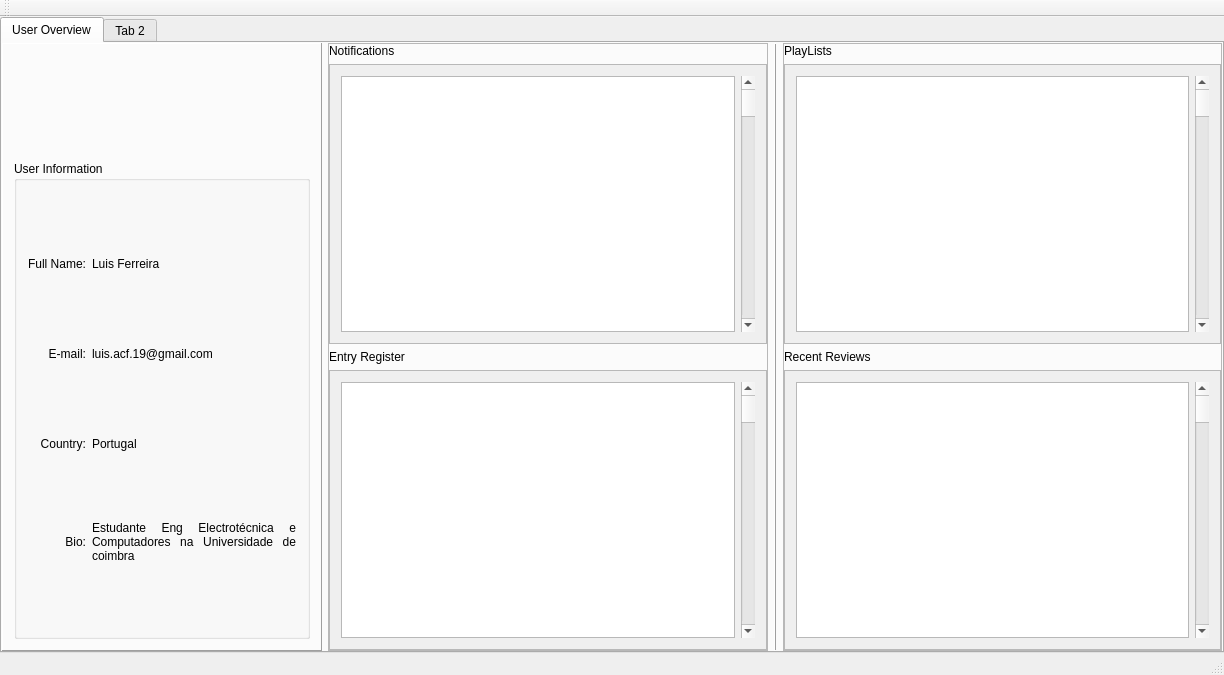
This is mainwindow.ui in LACF-MIEEC/BasesDados as Qt 5 draws it before an edit. The edited form follows.
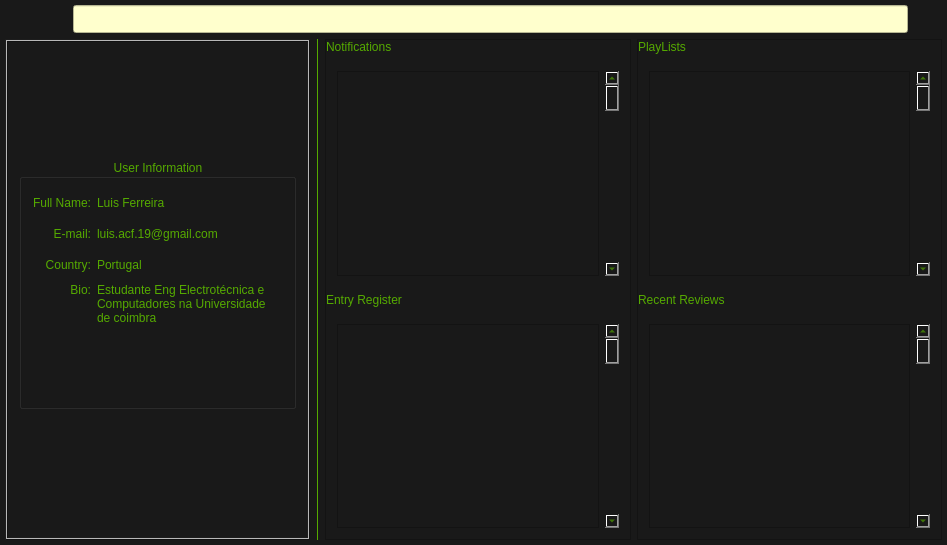
This is the edited form. Icons and pictures are not drawn.

What changed in the file:
```diff
--- a/mainwindow.ui
+++ b/mainwindow.ui
@@ -6,36 +6,170 @@
    <rect>
     <x>0</x>
     <y>0</y>
-    <width>1224</width>
-    <height>675</height>
+    <width>947</width>
+    <height>545</height>
    </rect>
   </property>
   <property name="windowTitle">
    <string>Music Database</string>
   </property>
+  <property name="styleSheet">
+   <string notr="true">*{
+	selection-background-color: rgb(255, 255, 255);
+	selection-color: rgb(0, 0, 0);
+
+	background-color: rgb(25, 25, 25);
+	alternate-background-color: rgb(0, 0, 0);
+
+	font: 10pt &quot;Century Gothic&quot; ;
+	color: rgb(85, 170, 0);
+
+	gridline-color: rgb(85, 170, 255);
+}
+QTextEdit{
+	background-color:rgb(255, 255, 205);
+	border-color: rgb(0, 170, 255);
+	color: rgb(0,0,0);
+}
+QLineEdit{
+	background-color:rgb(255, 255, 205);
+	border-color: rgb(0, 170, 255);
+	color: rgb(0,0,0);
+	
+	selection-color: rgb(255, 255, 255);
+	selection-background-color: rgb(85, 170, 255);
+}
+QToolButton{
+	border:none;
+}
+
+	
+</string>
+  </property>
   <widget class="QWidget" name="centralWidget">
    <layout class="QGridLayout" name="gridLayout">
     <property name="leftMargin">
-     <number>0</number>
+     <number>5</number>
     </property>
     <property name="topMargin">
-     <number>0</number>
+     <number>5</number>
     </property>
     <property name="rightMargin">
-     <number>0</number>
+     <number>5</number>
     </property>
     <property name="bottomMargin">
-     <number>0</number>
+     <number>5</number>
     </property>
-    <item row="0" column="0">
-     <widget class="QTabWidget" name="tabWidget">
-      <property name="currentIndex">
-       <number>0</number>
-      </property>
-      <widget class="QWidget" name="OverviewTab">
-       <attribute name="title">
-        <string>User Overview</string>
-       </attribute>
+    <item row="2" column="0">
+     <layout class="QHBoxLayout" name="horizontalLayout">
+      <item>
+       <widget class="QToolButton" name="toolButton">
+        <property name="sizePolicy">
+         <sizepolicy hsizetype="Minimum" vsizetype="Minimum">
+          <horstretch>0</horstretch>
+          <verstretch>0</verstretch>
+         </sizepolicy>
+        </property>
+        <property name="minimumSize">
+         <size>
+          <width>0</width>
+          <height>25</height>
+         </size>
+        </property>
+        <property name="text">
+         <string/>
+        </property>
+        <property name="icon">
+         <iconset resource="resources.qrc">
+          <normaloff>:/Icons/HomeWhite</normaloff>:/Icons/HomeWhite</iconset>
+        </property>
+        <property name="iconSize">
+         <size>
+          <width>25</width>
+          <height>25</height>
+         </size>
+        </property>
+       </widget>
+      </item>
+      <item>
+       <widget class="QToolButton" name="toolButton_2">
+        <property name="sizePolicy">
+         <sizepolicy hsizetype="Minimum" vsizetype="Minimum">
+          <horstretch>0</horstretch>
+          <verstretch>0</verstretch>
+         </sizepolicy>
+        </property>
+        <property name="minimumSize">
+         <size>
+          <width>0</width>
+          <height>25</height>
+         </size>
+        </property>
+        <property name="text">
+         <string/>
+        </property>
+        <property name="icon">
+         <iconset resource="resources.qrc">
+          <normaloff>:/Icons/Upload</normaloff>:/Icons/Upload</iconset>
+        </property>
+        <property name="iconSize">
+         <size>
+          <width>25</width>
+          <height>25</height>
+         </size>
+        </property>
+       </widget>
+      </item>
+      <item>
+       <widget class="QLineEdit" name="SearchBar">
+        <property name="sizePolicy">
+         <sizepolicy hsizetype="MinimumExpanding" vsizetype="Minimum">
+          <horstretch>0</horstretch>
+          <verstretch>0</verstretch>
+         </sizepolicy>
+        </property>
+        <property name="minimumSize">
+         <size>
+          <width>0</width>
+          <height>25</height>
+         </size>
+        </property>
+       </widget>
+      </item>
+      <item>
+       <widget class="QToolButton" name="toolButton">
+        <property name="sizePolicy">
+         <sizepolicy hsizetype="Minimum" vsizetype="Minimum">
+          <horstretch>0</horstretch>
+          <verstretch>0</verstretch>
+         </sizepolicy>
+        </property>
+        <property name="minimumSize">
+         <size>
+          <width>0</width>
+          <height>25</height>
+         </size>
+        </property>
+        <property name="text">
+         <string/>
+        </property>
+        <property name="icon">
+         <iconset resource="resources.qrc">
+          <normaloff>:/Icons/SearchWhite</normaloff>:/Icons/SearchWhite</iconset>
+        </property>
+        <property name="iconSize">
+         <size>
+          <width>25</width>
+          <height>25</height>
+         </size>
+        </property>
+       </widget>
+      </item>
+     </layout>
+    </item>
+    <item row="4" column="0">
+     <widget class="QStackedWidget" name="stackedWidget">
+      <widget class="QWidget" name="stackedWidgetPage1" native="true">
        <layout class="QGridLayout" name="gridLayout_2">
         <property name="leftMargin">
          <number>0</number>
@@ -49,10 +183,20 @@
         <property name="bottomMargin">
          <number>0</number>
         </property>
+        <item row="0" column="1">
+         <widget class="Line" name="line_2">
+          <property name="frameShadow">
+           <enum>QFrame::Plain</enum>
+          </property>
+          <property name="orientation">
+           <enum>Qt::Vertical</enum>
+          </property>
+         </widget>
+        </item>
         <item row="0" column="3">
          <widget class="QFrame" name="frame">
           <property name="sizePolicy">
-           <sizepolicy hsizetype="Expanding" vsizetype="Expanding">
+           <sizepolicy hsizetype="MinimumExpanding" vsizetype="Expanding">
             <horstretch>0</horstretch>
             <verstretch>0</verstretch>
            </sizepolicy>
@@ -93,6 +237,9 @@
              </item>
              <item>
               <widget class="QScrollArea" name="NotificationsScrol_2">
+               <property name="frameShape">
+                <enum>QFrame::NoFrame</enum>
+               </property>
                <property name="widgetResizable">
                 <bool>true</bool>
                </property>
@@ -101,8 +248,8 @@
                  <rect>
                   <x>0</x>
                   <y>0</y>
-                  <width>432</width>
-                  <height>283</height>
+                  <width>301</width>
+                  <height>223</height>
                  </rect>
                 </property>
                 <layout class="QGridLayout" name="gridLayout_8">
@@ -135,6 +282,9 @@
              </item>
              <item>
               <widget class="QScrollArea" name="RegisterScrol_2">
+               <property name="frameShape">
+                <enum>QFrame::NoFrame</enum>
+               </property>
                <property name="widgetResizable">
                 <bool>true</bool>
                </property>
@@ -143,8 +293,8 @@
                  <rect>
                   <x>0</x>
                   <y>0</y>
-                  <width>432</width>
-                  <height>282</height>
+                  <width>301</width>
+                  <height>223</height>
                  </rect>
                 </property>
                 <layout class="QGridLayout" name="gridLayout_9">
@@ -167,8 +317,14 @@
           </layout>
          </widget>
         </item>
-        <item row="0" column="1">
+        <item row="0" column="2">
          <widget class="QFrame" name="UpdatesFrame">
+          <property name="sizePolicy">
+           <sizepolicy hsizetype="MinimumExpanding" vsizetype="Preferred">
+            <horstretch>0</horstretch>
+            <verstretch>0</verstretch>
+           </sizepolicy>
+          </property>
           <property name="frameShape">
            <enum>QFrame::StyledPanel</enum>
           </property>
@@ -205,6 +361,9 @@
              </item>
              <item>
               <widget class="QScrollArea" name="NotificationsScrol">
+               <property name="frameShape">
+                <enum>QFrame::NoFrame</enum>
+               </property>
                <property name="widgetResizable">
                 <bool>true</bool>
                </property>
@@ -213,15 +372,12 @@
                  <rect>
                   <x>0</x>
                   <y>0</y>
-                  <width>433</width>
-                  <height>283</height>
+                  <width>302</width>
+                  <height>223</height>
                  </rect>
                 </property>
                 <layout class="QGridLayout" name="gridLayout_5">
-                 <item row="0" column="0">
-                  <widget class="QTableView" name="NotifTableView"/>
-                 </item>
-                 <item row="0" column="1">
+                 <item row="0" column="2">
                   <widget class="QScrollBar" name="verticalScrollBar">
                    <property name="tracking">
                     <bool>true</bool>
@@ -234,6 +390,9 @@
                    </property>
                   </widget>
                  </item>
+                 <item row="0" column="1">
+                  <widget class="QTableView" name="NotifTableView"/>
+                 </item>
                 </layout>
                </widget>
               </widget>
@@ -247,6 +406,12 @@
              </item>
              <item>
               <widget class="QScrollArea" name="RegisterScrol">
+               <property name="frameShape">
+                <enum>QFrame::NoFrame</enum>
+               </property>
+               <property name="frameShadow">
+                <enum>QFrame::Plain</enum>
+               </property>
                <property name="widgetResizable">
                 <bool>true</bool>
                </property>
@@ -255,8 +420,8 @@
                  <rect>
                   <x>0</x>
                   <y>0</y>
-                  <width>433</width>
-                  <height>282</height>
+                  <width>302</width>
+                  <height>223</height>
                  </rect>
                 </property>
                 <layout class="QGridLayout" name="gridLayout_6">
@@ -282,24 +447,73 @@
         <item row="0" column="0">
          <widget class="QFrame" name="UserFrame">
           <property name="sizePolicy">
-           <sizepolicy hsizetype="Expanding" vsizetype="Expanding">
+           <sizepolicy hsizetype="Minimum" vsizetype="Expanding">
             <horstretch>0</horstretch>
             <verstretch>0</verstretch>
            </sizepolicy>
           </property>
+          <property name="minimumSize">
+           <size>
+            <width>250</width>
+            <height>0</height>
+           </size>
+          </property>
           <property name="maximumSize">
            <size>
-            <width>320</width>
+            <width>16777215</width>
             <height>16777215</height>
            </size>
           </property>
+          <property name="layoutDirection">
+           <enum>Qt::LeftToRight</enum>
+          </property>
           <property name="frameShape">
-           <enum>QFrame::Panel</enum>
+           <enum>QFrame::Box</enum>
           </property>
           <property name="frameShadow">
            <enum>QFrame::Raised</enum>
           </property>
+          <property name="midLineWidth">
+           <number>1</number>
+          </property>
           <layout class="QGridLayout" name="gridLayout_4">
+           <item row="1" column="0" alignment="Qt::AlignHCenter">
+            <widget class="QLabel" name="UserPic">
+             <property name="sizePolicy">
+              <sizepolicy hsizetype="Maximum" vsizetype="Fixed">
+               <horstretch>0</horstretch>
+               <verstretch>0</verstretch>
+              </sizepolicy>
+             </property>
+             <property name="minimumSize">
+              <size>
+               <width>100</width>
+               <height>100</height>
+              </size>
+             </property>
+             <property name="maximumSize">
+              <size>
+               <width>190</width>
+               <height>190</height>
+              </size>
+             </property>
+             <property name="styleSheet">
+              <string notr="true"/>
+             </property>
+             <property name="text">
+              <string/>
+             </property>
+             <property name="pixmap">
+              <pixmap resource="resources.qrc">:/Icons/UserPic</pixmap>
+             </property>
+             <property name="scaledContents">
+              <bool>true</bool>
+             </property>
+             <property name="alignment">
+              <set>Qt::AlignCenter</set>
+             </property>
+            </widget>
+           </item>
            <item row="2" column="0">
             <widget class="QGroupBox" name="UserInfoBox">
              <property name="sizePolicy">
@@ -308,9 +522,18 @@
                <verstretch>0</verstretch>
               </sizepolicy>
              </property>
+             <property name="minimumSize">
+              <size>
+               <width>0</width>
+               <height>250</height>
+              </size>
+             </property>
              <property name="title">
               <string>User Information</string>
              </property>
+             <property name="alignment">
+              <set>Qt::AlignCenter</set>
+             </property>
              <layout class="QGridLayout" name="gridLayout_3">
               <item row="1" column="0">
                <widget class="QLabel" name="nameLabel">
@@ -447,7 +670,7 @@
               <item row="4" column="0">
                <widget class="QLabel" name="bioLabel">
                 <property name="sizePolicy">
-                 <sizepolicy hsizetype="Minimum" vsizetype="Fixed">
+                 <sizepolicy hsizetype="Minimum" vsizetype="Expanding">
                   <horstretch>0</horstretch>
                   <verstretch>0</verstretch>
                  </sizepolicy>
@@ -462,7 +685,7 @@
                  <string>Bio:</string>
                 </property>
                 <property name="alignment">
-                 <set>Qt::AlignRight|Qt::AlignTrailing|Qt::AlignVCenter</set>
+                 <set>Qt::AlignRight|Qt::AlignTop|Qt::AlignTrailing</set>
                 </property>
                </widget>
               </item>
@@ -490,86 +713,55 @@
                  <bool>false</bool>
                 </property>
                 <property name="alignment">
-                 <set>Qt::AlignJustify|Qt::AlignVCenter</set>
+                 <set>Qt::AlignLeading|Qt::AlignLeft|Qt::AlignTop</set>
                 </property>
                 <property name="wordWrap">
                  <bool>true</bool>
                 </property>
                </widget>
               </item>
+              <item row="5" column="1">
+               <spacer name="verticalSpacer">
+                <property name="orientation">
+                 <enum>Qt::Vertical</enum>
+                </property>
+                <property name="sizeType">
+                 <enum>QSizePolicy::Expanding</enum>
+                </property>
+                <property name="sizeHint" stdset="0">
+                 <size>
+                  <width>20</width>
+                  <height>40</height>
+                 </size>
+                </property>
+               </spacer>
+              </item>
              </layout>
             </widget>
            </item>
-           <item row="1" column="0">
-            <widget class="QLabel" name="UserPic">
-             <property name="sizePolicy">
-              <sizepolicy hsizetype="Maximum" vsizetype="Fixed">
-               <horstretch>0</horstretch>
-               <verstretch>0</verstretch>
-              </sizepolicy>
+           <item row="4" column="0">
+            <spacer name="verticalSpacer_2">
+             <property name="orientation">
+              <enum>Qt::Vertical</enum>
              </property>
-             <property name="minimumSize">
+             <property name="sizeHint" stdset="0">
               <size>
-               <width>100</width>
-               <height>100</height>
+               <width>20</width>
+               <height>40</height>
               </size>
              </property>
-             <property name="maximumSize">
-              <size>
-               <width>300</width>
-               <height>300</height>
-              </size>
-             </property>
-             <property name="styleSheet">
-              <string notr="true"/>
-             </property>
-             <property name="text">
-              <string/>
-             </property>
-             <property name="pixmap">
-              <pixmap resource="resources.qrc">:/Icons/UserPic</pixmap>
-             </property>
-             <property name="scaledContents">
-              <bool>true</bool>
-             </property>
-             <property name="alignment">
-              <set>Qt::AlignCenter</set>
-             </property>
-            </widget>
+            </spacer>
            </item>
           </layout>
          </widget>
         </item>
-        <item row="0" column="2">
-         <widget class="Line" name="line">
-          <property name="frameShadow">
-           <enum>QFrame::Raised</enum>
-          </property>
-          <property name="orientation">
-           <enum>Qt::Vertical</enum>
-          </property>
-         </widget>
-        </item>
        </layout>
       </widget>
-      <widget class="QWidget" name="tab_2">
-       <attribute name="title">
-        <string>Tab 2</string>
-       </attribute>
-      </widget>
+      <widget class="QWidget" name="stackedWidgetPage2" native="true"/>
      </widget>
     </item>
    </layout>
   </widget>
-  <widget class="QToolBar" name="mainToolBar">
-   <attribute name="toolBarArea">
-    <enum>TopToolBarArea</enum>
-   </attribute>
-   <attribute name="toolBarBreak">
-    <bool>false</bool>
-   </attribute>
-  </widget>
-  <widget class="QStatusBar" name="statusBar"/>
  </widget>
  <layoutdefault spacing="6" margin="11"/>
  <resources>
```
Left out of the diff: 9 changed lines with no effect on the pictures.
